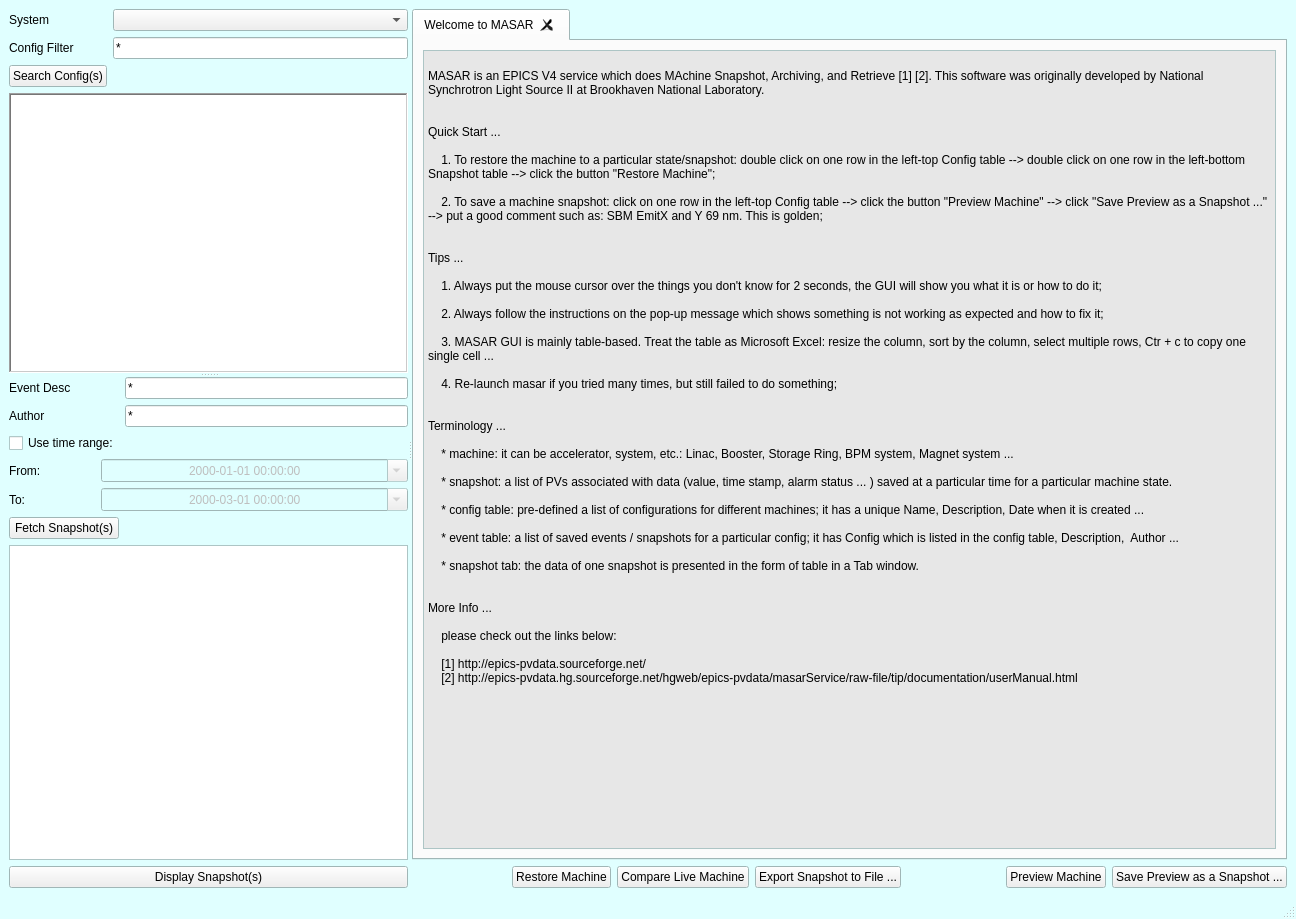
Above: python/masarclient/ui/ui_masar.ui from NSLS-II/masarUI before the change. Below: the same form after it.
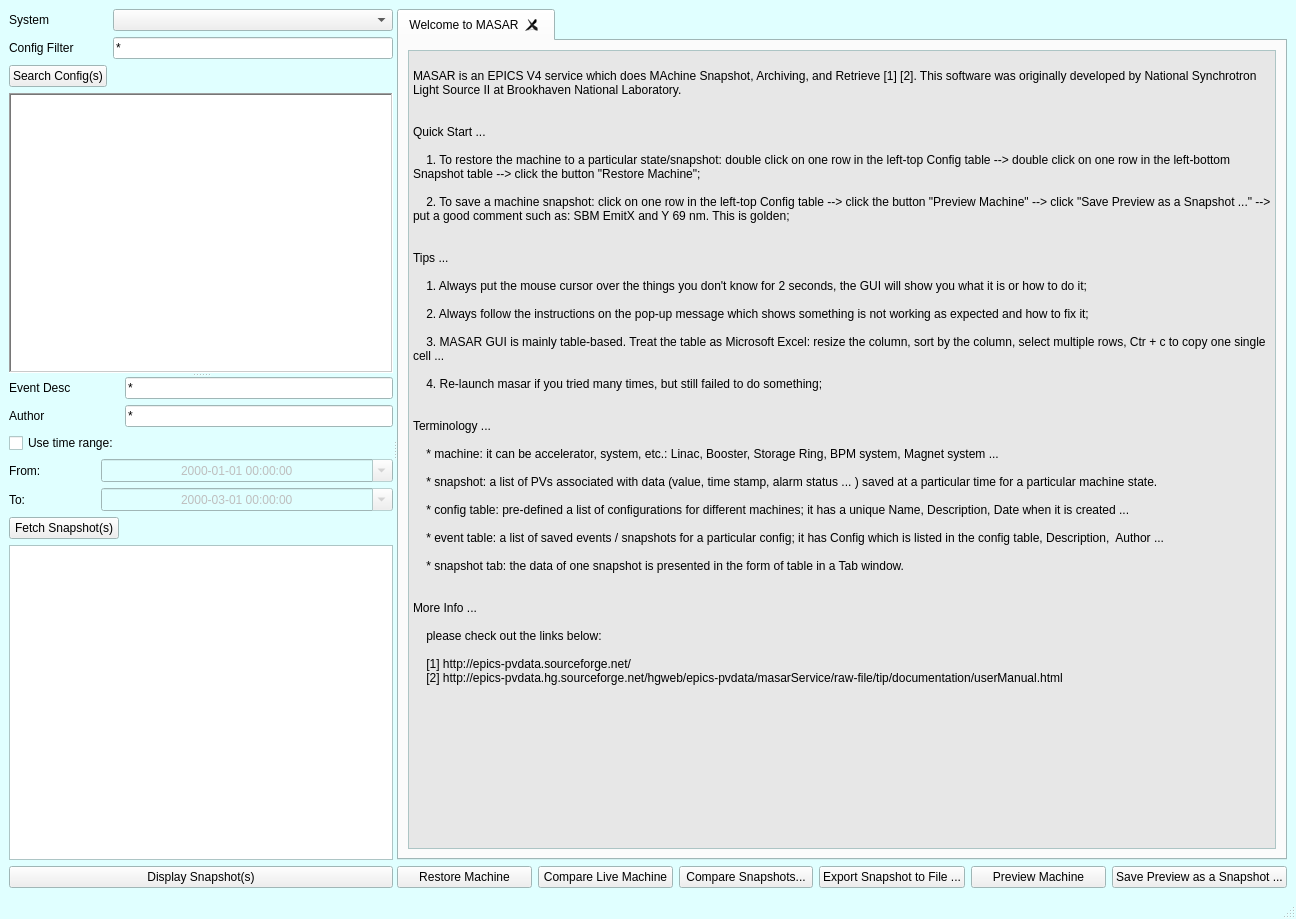
That is the form after the change. Icons and pictures are not drawn.

Commit message: first version of compare multiple snapshots is done -- user can select 2 ~ 10 events from any Configs

```diff
--- a/python/masarclient/ui/ui_masar.ui
+++ b/python/masarclient/ui/ui_masar.ui
@@ -540,13 +540,6 @@
         </item>
         <item>
          <layout class="QHBoxLayout" name="horizontalLayout">
-          <item>
-           <widget class="QLabel" name="label">
-            <property name="text">
-             <string/>
-            </property>
-           </widget>
-          </item>
           <item>
            <widget class="QPushButton" name="restoreMachineButton">
             <property name="toolTip">
@@ -567,6 +560,13 @@
             </property>
            </widget>
           </item>
+          <item>
+           <widget class="QPushButton" name="compareSnapshotsButton">
+            <property name="text">
+             <string>Compare Snapshots...</string>
+            </property>
+           </widget>
+          </item>
           <item>
            <widget class="QPushButton" name="saveDataFileButton">
             <property name="text">
@@ -574,13 +574,6 @@
             </property>
            </widget>
           </item>
-          <item>
-           <widget class="QLabel" name="label_2">
-            <property name="text">
-             <string/>
-            </property>
-           </widget>
-          </item>
           <item>
            <widget class="QPushButton" name="machinePreviewButton">
             <property name="text">
```
Left out of the diff: 23 changed lines with no effect on the pictures. The commit also changes 2 other files.
